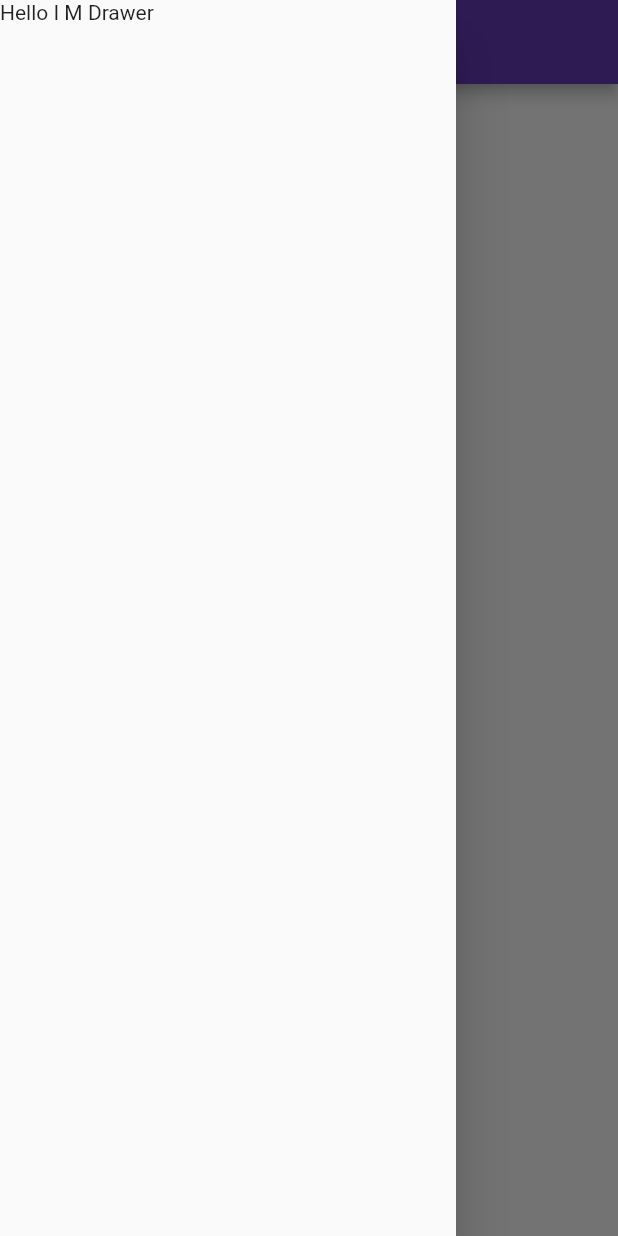
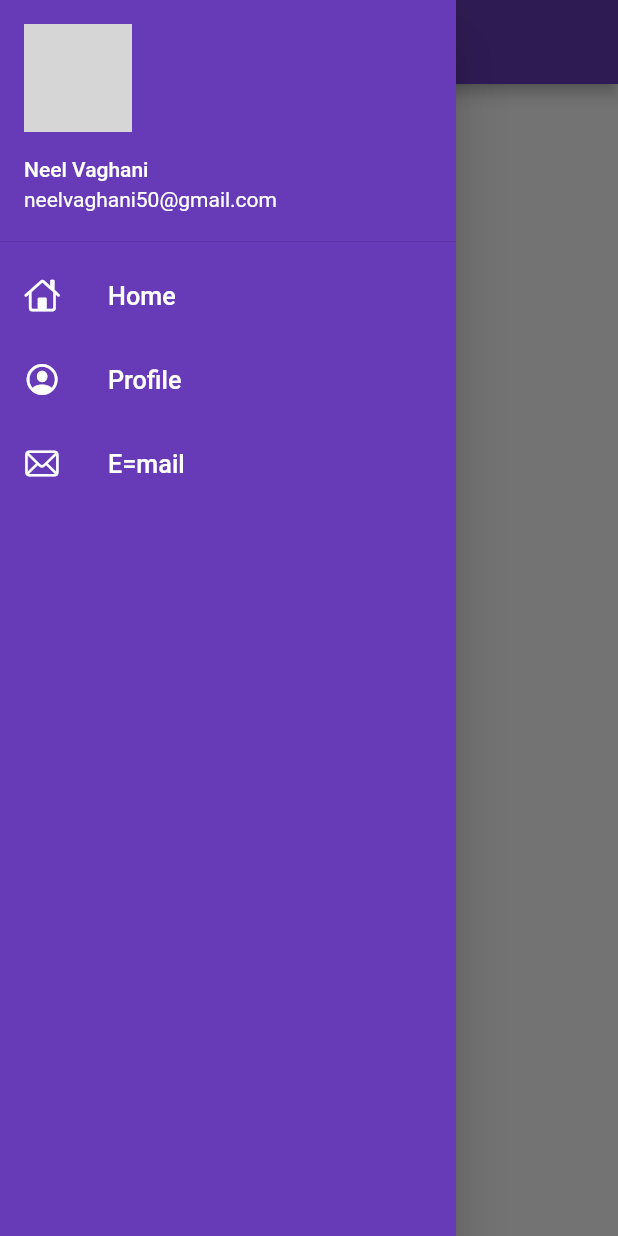
Before and after one commit to neelVaghani00/30DaysOfCode, a Flutter app: the HomePage screen opened by its route, with the side drawer open, on a phone screen of 412 x 824 dp. Run offline on Flutter 3.47's test engine with Material 2 defaults, Android fonts, the phone set to English and light mode, and no system bars; network calls fail; grey boxes are pictures that could not be loaded.

Commit message:
day 10 complet

```diff
--- a/lib/main.dart
+++ b/lib/main.dart
@@ -17,6 +17,7 @@ class MyApp extends StatelessWidget {
       darkTheme: ThemeData(
         brightness: Brightness.dark,
       ),
+      initialRoute: MyRoutes.loginRoute,
       routes: {
         "/": (context) => LoginPage(),
         MyRoutes.homeRoute: (context) => HomePage(),
--- a/lib/pages/home_page.dart
+++ b/lib/pages/home_page.dart
@@ -1,4 +1,5 @@
 import 'package:flutter/material.dart';
+import 'package:flutter_catlog/widget/drawer.dart';
 
 class HomePage extends StatelessWidget {
   @override
@@ -7,9 +8,7 @@ class HomePage extends StatelessWidget {
       appBar: AppBar(
         title: Text("Catalog App"),
       ),
-      drawer: Drawer(
-        child: Text("Hello I M Drawer"),
-      ),
+      drawer: MyDrawer(),
     );
   }
 }
--- /dev/null
+++ b/lib/widget/drawer.dart
@@ -0,0 +1,63 @@
+import 'package:flutter/cupertino.dart';
+import 'package:flutter/material.dart';
+
+class MyDrawer extends StatelessWidget {
+  @override
+  Widget build(BuildContext context) {
+    final imageurl =
+        "https://yt3.ggpht.com/a/AATXAJysvrS6FI5BMfeVQ3Jq09hq37tXudMURg8QLg=s900-c-k-c0xffffffff-no-rj-mo";
+    return Drawer(
+      child: Container(
+        color: Colors.deepPurple,
+        child: ListView(
+          padding: EdgeInsets.zero,
+          children: [
+            DrawerHeader(
+              padding: EdgeInsets.zero,
+              child: UserAccountsDrawerHeader(
+                  margin: EdgeInsets.zero,
+                  accountName: Text("Neel Vaghani"),
+                  accountEmail: Text("neelvaghani50@gmail.com"),
+                  currentAccountPicture: CircleAvatar(
+                    backgroundImage: NetworkImage(imageurl),
+                  )),
+            ),
+            ListTile(
+              leading: Icon(
+                CupertinoIcons.home,
+                color: Colors.white,
+              ),
+              title: Text(
+                "Home",
+                textScaleFactor: 1.2,
+                style: TextStyle(color: Colors.white),
+              ),
+            ),
+            ListTile(
+              leading: Icon(
+                CupertinoIcons.profile_circled,
+                color: Colors.white,
+              ),
+              title: Text(
+                "Profile",
+                textScaleFactor: 1.2,
+                style: TextStyle(color: Colors.white),
+              ),
+            ),
+            ListTile(
+              leading: Icon(
+                CupertinoIcons.mail,
+                color: Colors.white,
+              ),
+              title: Text(
+                "E=mail",
+                textScaleFactor: 1.2,
+                style: TextStyle(color: Colors.white),
+              ),
+            ),
+          ],
+        ),
+      ),
+    );
+  }
+}
```
Also changed, not shown: lib/utils/routes.dart (line endings or trailing spaces).
